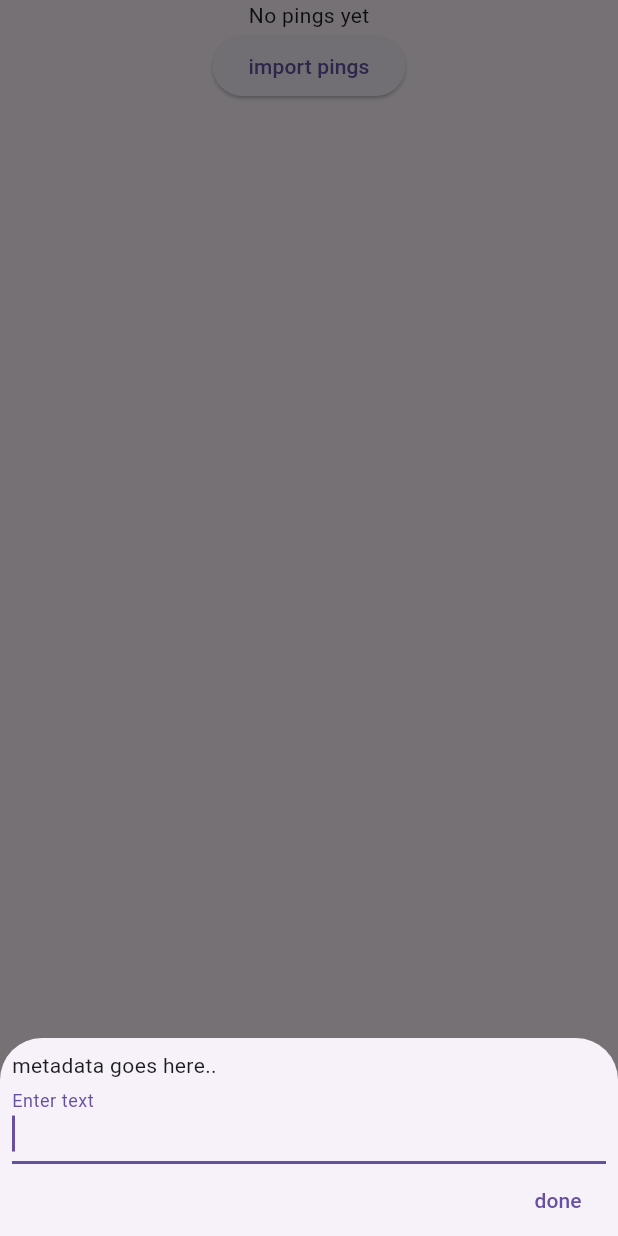
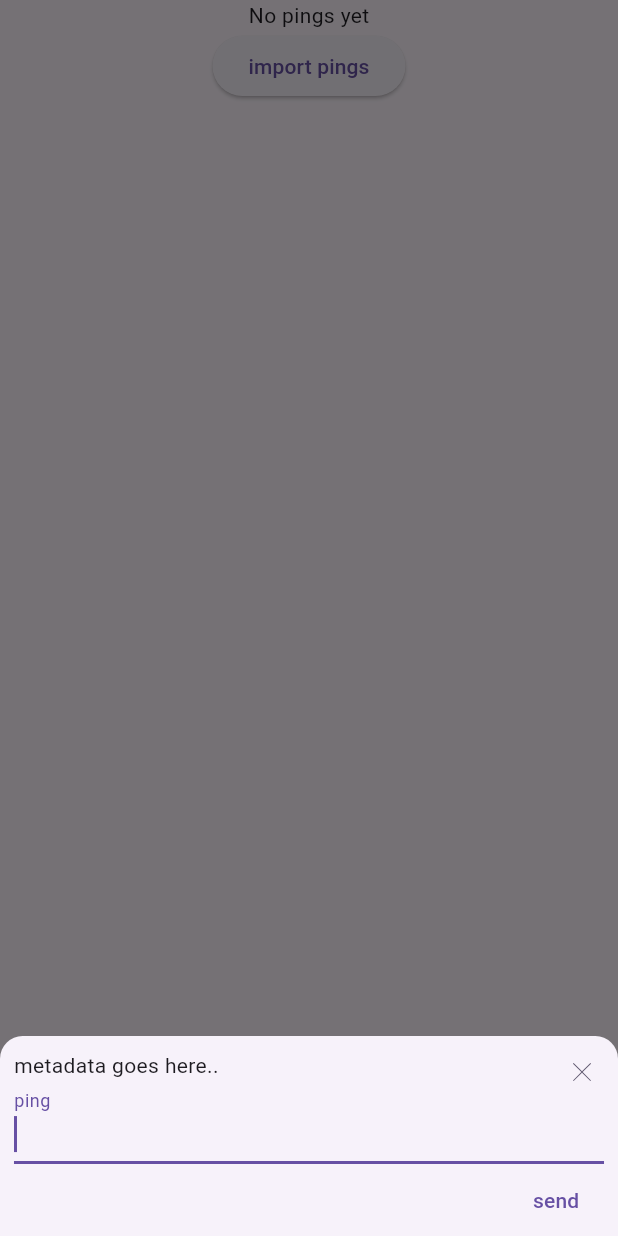
Before and after one commit to Ping-Inc/practice, a Flutter app: the screen it shows after launch, after a tap on an icon or button, on a phone screen of 412 x 824 dp. Run offline on Flutter 3.47's test engine with Material 3 defaults, Android fonts, the phone set to English and light mode, and no system bars; our stand-ins replace file_picker, flutter_phosphor_icons, flutter_riverpod, freezed_annotation, riverpod_annotation, sqflite; accounts and stored records are empty; generated files the repository leaves out were written again.

Commit message:
Add close button to ping sheet

```diff
--- a/lib/components/add_ping_button.dart
+++ b/lib/components/add_ping_button.dart
@@ -2,17 +2,20 @@ import 'package:flutter/material.dart';
 import 'package:flutter/services.dart';
 import 'package:flutter_phosphor_icons/flutter_phosphor_icons.dart';
 import 'package:flutter_riverpod/flutter_riverpod.dart';
+import 'package:practice/constants.dart';
 
 import 'package:practice/providers/pings_provider.dart';
 
 class AddPingButton extends ConsumerWidget {
   void submitPing(BuildContext context, WidgetRef ref,
       TextEditingController controller, FocusNode focusNode) {
+    if (controller.text.isNotEmpty) {
       HapticFeedback.lightImpact();
 
       ref.read(pingsProvider.notifier).addPing(controller.text);
       controller.clear();
       FocusScope.of(context).requestFocus(focusNode);
+    }
   }
 
   @override
@@ -25,15 +28,43 @@ class AddPingButton extends ConsumerWidget {
           HapticFeedback.selectionClick();
 
           showModalBottomSheet(
+            shape: RoundedRectangleBorder(
+              borderRadius: BorderRadius.only(
+                topLeft: Radius.circular(spacingFive),
+                topRight: Radius.circular(spacingFive),
+              ),
+            ),
             context: context,
             isScrollControlled: true,
             builder: (context) {
-              return Padding(
+              return Stack(children: [
+                Row(
+                  mainAxisAlignment: MainAxisAlignment.end,
+                  children: [
+                    GestureDetector(
+                      behavior: HitTestBehavior.opaque,
+                      onTap: () {
+                        HapticFeedback.selectionClick();
+                        Navigator.pop(context);
+                      },
+                      child: SizedBox(
+                          height: tapTarget,
+                          width: tapTarget,
+                          child: Center(
+                              child: Icon(
+                            PhosphorIcons.x_thin,
+                            color: Theme.of(context).colorScheme.secondary,
+                            size: smallX,
+                          ))),
+                    )
+                  ],
+                ),
+                Padding(
                   padding: EdgeInsets.only(
                     bottom: MediaQuery.of(context).viewInsets.bottom,
-                  left: 8.0,
-                  right: 8.0,
-                  top: 8.0,
+                    left: spacingFour,
+                    right: spacingFour,
+                    top: spacingFour,
                   ),
                   child: Column(
                     crossAxisAlignment: CrossAxisAlignment.end,
@@ -43,25 +74,29 @@ class AddPingButton extends ConsumerWidget {
                           mainAxisAlignment: MainAxisAlignment.start,
                           children: [Text("metadata goes here..")]),
                       TextField(
+                        minLines: 1,
+                        maxLines: 6,
                         controller: controller,
                         focusNode: focusNode,
+                        textInputAction: TextInputAction.send,
                         onSubmitted: (value) {
                           submitPing(context, ref, controller, focusNode);
                         },
                         autofocus: true,
                         decoration: InputDecoration(
-                        labelText: 'Enter text',
+                          labelText: 'ping',
                         ),
                       ),
                       TextButton(
-                      child: Text('done'),
+                        child: Text('send'),
                         onPressed: () {
                           submitPing(context, ref, controller, focusNode);
                         },
                       ),
                     ],
                   ),
-              );
+                )
+              ]);
             },
           );
         },
--- a/lib/constants.dart
+++ b/lib/constants.dart
@@ -16,6 +16,8 @@ const double spacingEight = spacingSeven * goldenRatio;
 const double spacingNine = spacingEight * goldenRatio;
 const double spacingTen = spacingNine * goldenRatio;
 
+const double cornerRadius = spacingFive;
+
 const int animationDuration = 200;
 const int slowAnimationDuration = 400;
 
@@ -23,3 +25,5 @@ const double tapTarget = 48;
 
 const double thinLine = 0.25;
 const double line = thinLine * goldenRatio;
+
+const double smallX = 20;
```
Also changed, not shown: lib/providers/pings_provider.g.dart. Lines whose indentation alone changed are shown as unchanged.
